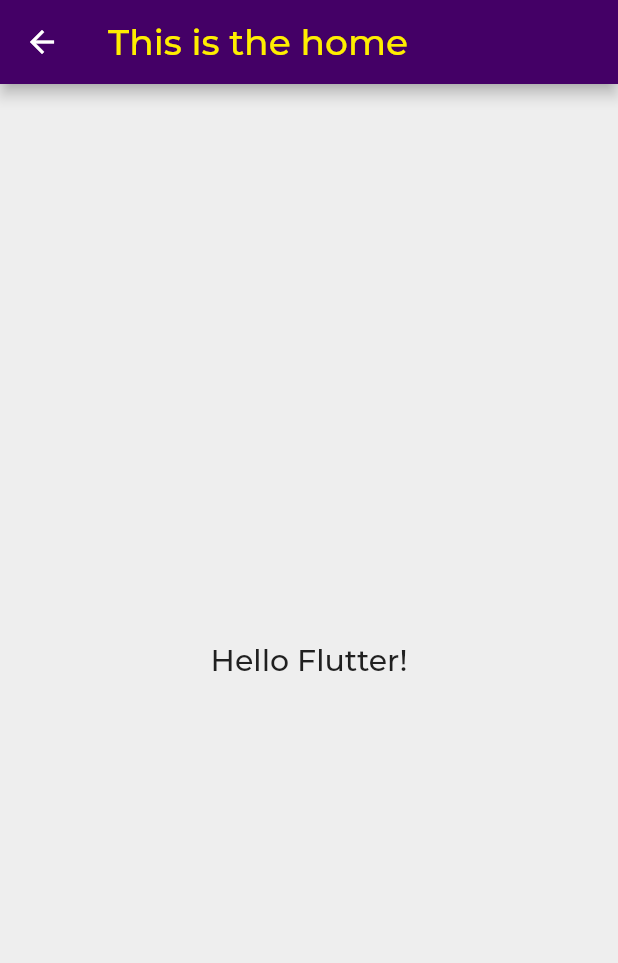
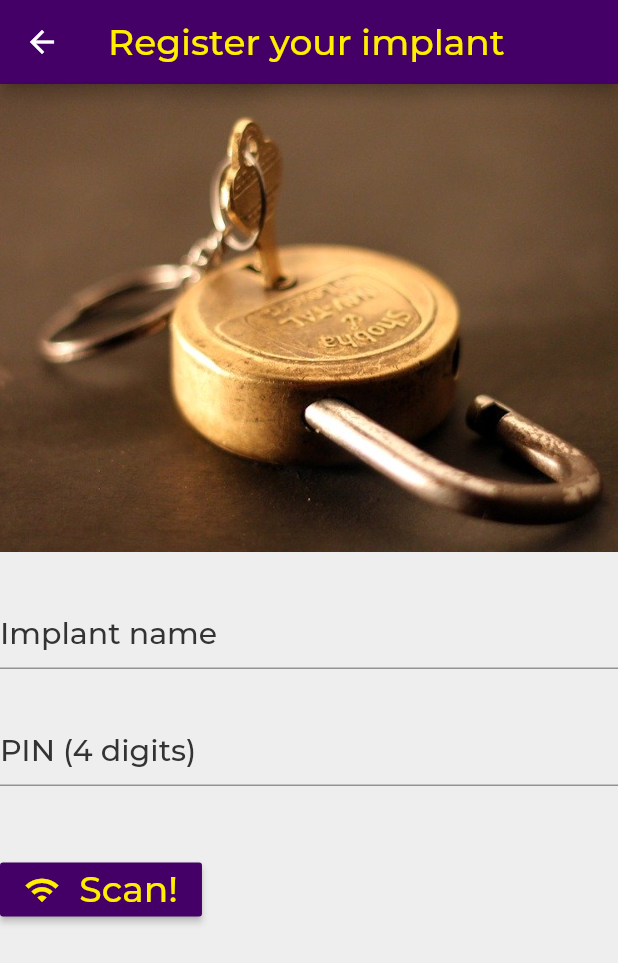
Before and after one commit to wesleyit/flutter_wauth, a Flutter app: the screen it shows after launch, on a phone screen of 412 x 824 dp. Shown: the top 963 px of the screen. Run offline on Flutter 3.47's test engine with Material 2 defaults, Android fonts, the phone set to English and light mode, and no system bars.

Commit message:
Add the RegisterImplant Flow
If an user access the app for the first time, will be prompted to
register the implant, setting a PIN to access the key inside the NFC
chip.

```diff
--- a/lib/routes.dart
+++ b/lib/routes.dart
@@ -1,9 +1,9 @@
 import 'package:flutter/material.dart';
 import 'package:flutter/widgets.dart';
 import 'package:wauth/screens/splash.dart';
-import 'package:wauth/screens/home.dart';
+import 'package:wauth/screens/register_implant.dart';
 
 final Map<String, WidgetBuilder> routes = <String, WidgetBuilder>{
   '/': (context) => SplashScreen(),
-  '/home': (context) => HomeScreen(),
+  '/RegisterImplant': (context) => RegisterImplantScreen(),
 };
--- a/lib/screens/home.dart
+++ /dev/null
@@ -1,13 +0,0 @@
-import 'package:flutter/material.dart';
-
-class HomeScreen extends StatelessWidget {
-  @override
-  Widget build(context) {
-    var t = Theme.of(context);
-    return Scaffold(
-      appBar: AppBar(title: Text('This is the home', style: t.textTheme.headline2)),
-        body: DefaultTextStyle(
-            style: t.textTheme.bodyText1,
-            child: Center(child: Text('Hello Flutter!'))));
-  }
-}
--- /dev/null
+++ b/lib/screens/register_implant.dart
@@ -0,0 +1,49 @@
+import 'package:flutter/material.dart';
+import 'package:wauth/styles/default.dart';
+
+class RegisterImplantScreen extends StatelessWidget {
+  @override
+  Widget build(context) {
+    var t = Theme.of(context);
+    return Scaffold(
+        appBar: AppBar(
+            title: Text('Register your implant', style: t.textTheme.headline2)),
+        body: SingleChildScrollView(
+          child: DefaultTextStyle(
+              style: t.textTheme.bodyText1,
+              child: Container(
+                  child: Column(
+                crossAxisAlignment: CrossAxisAlignment.start,
+                children: <Widget>[
+                  Image.asset('assets/images/padlock.png'),
+                  SizedBox(height: 30.0),
+                  TextField(
+                      style: t.textTheme.bodyText1,
+                      decoration: InputDecoration(hintText: 'Implant name')),
+                  SizedBox(height: 30.0),
+                  TextField(
+                      style: t.textTheme.bodyText1,
+                      decoration: InputDecoration(hintText: 'PIN (4 digits)'),
+                      obscureText: true),
+                  SizedBox(height: 45.0),
+                  RaisedButton(
+                    onPressed: () {},
+                    child: Row(
+                      mainAxisSize: MainAxisSize.min,
+                      children: [
+                        Icon(
+                          Icons.wifi,
+                          color: myYellow,
+                        ),
+                        Text('  Scan!', style: t.textTheme.headline2)
+                      ],
+                    ),
+                  ),
+                  Padding(
+                      padding: EdgeInsets.only(
+                          bottom: MediaQuery.of(context).viewInsets.bottom))
+                ],
+              ))),
+        ));
+  }
+}
--- a/lib/screens/splash.dart
+++ b/lib/screens/splash.dart
@@ -4,8 +4,8 @@ import 'dart:async';
 class SplashScreen extends StatelessWidget {
   @override
   Widget build(context) {
+    Timer(Duration(seconds: 3), () => Navigator.of(context).pushNamed('/RegisterImplant'));
     var t = Theme.of(context);
-    Timer(Duration(seconds: 3), () => Navigator.of(context).pushNamed('/home'));
     return Scaffold(
         backgroundColor: t.primaryColor,
         body: Container(
--- a/lib/styles/default.dart
+++ b/lib/styles/default.dart
@@ -1,14 +1,19 @@
 import 'package:flutter/material.dart';
+
+const myPurple = Color(0xff440066);
+const myYellow = Color(0xffFFEE00);
+const myBlack = Color(0xff333333);
+const myWhite = Color(0xffEEEEEE);
 
 ThemeData defaultTheme() {
   return ThemeData(
-    primaryColor: Color(0xff440066),
-    accentColor: Color(0xffFFEE00),
-    hintColor: Color(0xff333333),
-    dividerColor: Color(0xffEEEEEE),
-    buttonColor: Color(0xff440066),
-    scaffoldBackgroundColor: Color(0xffEEEEEE),
-    canvasColor: Color(0xffEEEEEE),
+    primaryColor: myPurple,
+    accentColor: myYellow,
+    hintColor: myBlack,
+    dividerColor: myWhite,
+    buttonColor: myPurple,
+    scaffoldBackgroundColor: myWhite,
+    canvasColor: myWhite,
     fontFamily: 'Montserrat',
     textTheme: TextTheme(
 
@@ -20,12 +25,13 @@ ThemeData defaultTheme() {
       headline2: TextStyle(
         fontSize: 24.0,
         fontWeight: FontWeight.w500,
-        color: Color(0xffFFEE00)
+        color: myYellow
       ),
 
       bodyText1: TextStyle(
         fontSize: 20.0,
-        fontWeight: FontWeight.w500
+        fontWeight: FontWeight.w500,
+        color: myBlack
       ),
 
     )
--- a/pubspec.yaml
+++ b/pubspec.yaml
@@ -13,7 +13,7 @@ dev_dependencies:
 flutter:
   uses-material-design: true
   assets:
-    - assets/images/splash.png
+    - assets/images/
   fonts:
     - family: Montserrat
       fonts:
```
Also changed, not shown: assets/images/padlock.png (added).
